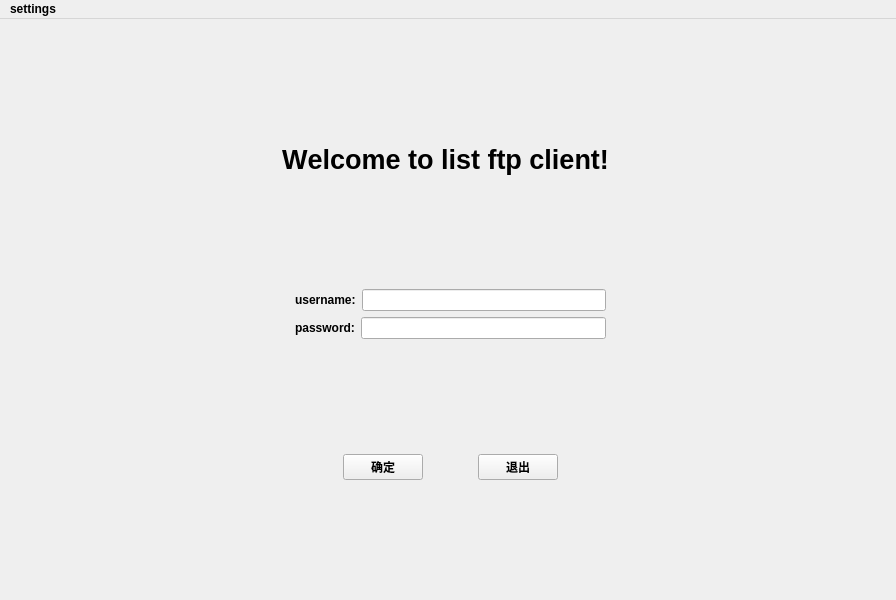
Before: the Qt Designer form client/untitled.ui in list17/ftp-server-client, drawn with Qt 5.
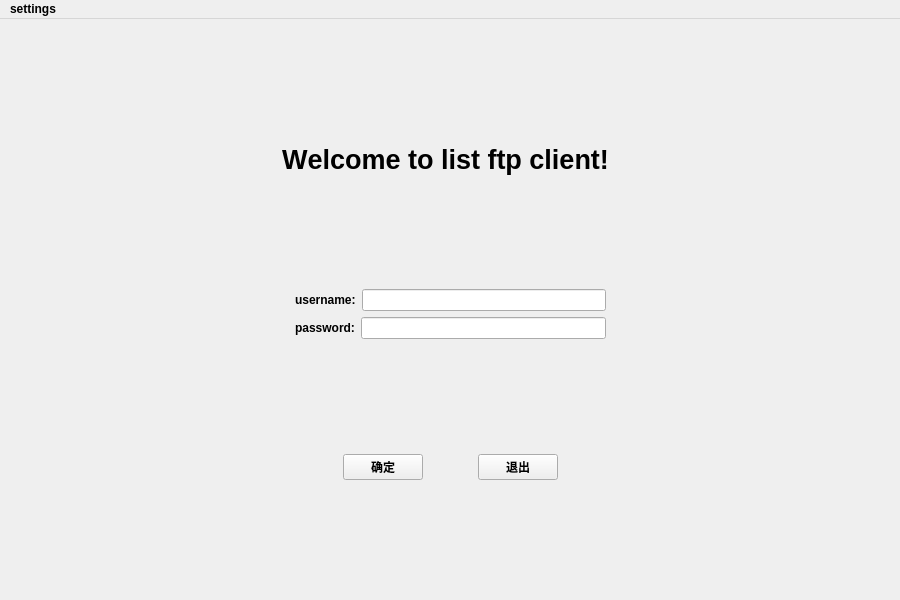
After: the same form once the commit is applied.

Patch:
```diff
--- a/client/untitled.ui
+++ b/client/untitled.ui
@@ -6,7 +6,7 @@
    <rect>
     <x>0</x>
     <y>0</y>
-    <width>896</width>
+    <width>900</width>
     <height>600</height>
    </rect>
   </property>
@@ -211,7 +211,7 @@
     <rect>
      <x>0</x>
      <y>0</y>
-     <width>896</width>
+     <width>900</width>
      <height>32</height>
     </rect>
    </property>
```
